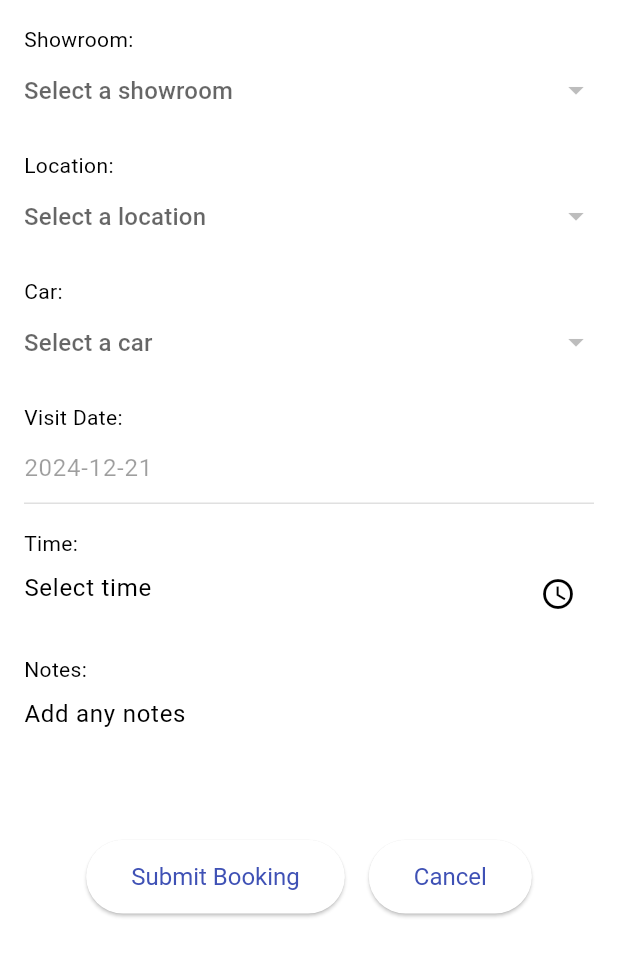
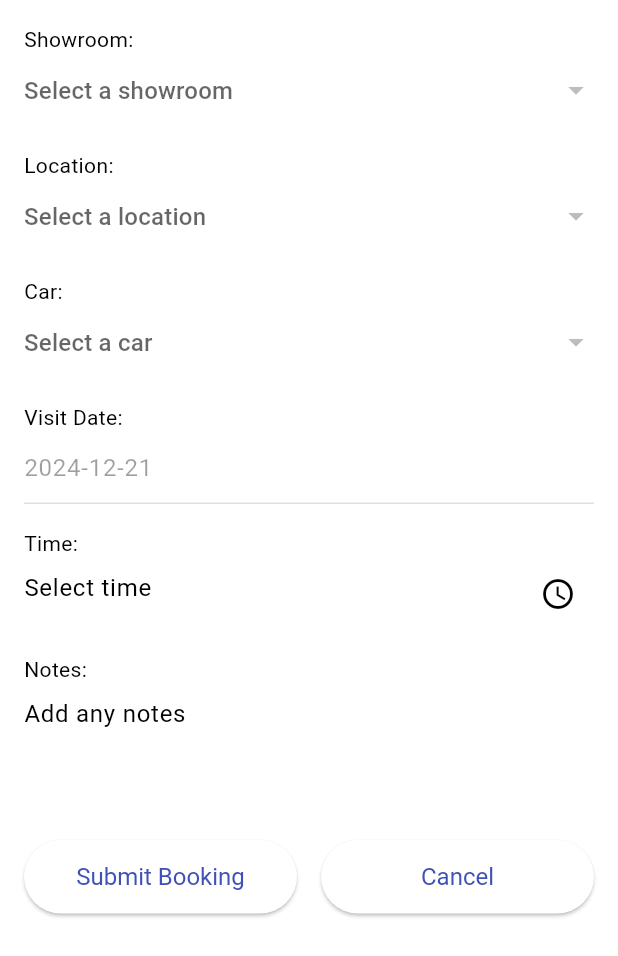
Before and after one commit to CarXpert/CarXpert-mobile, a Flutter app: the BookingForm widget shown alone on an empty page, opened directly with empty values, on a phone screen of 412 x 824 dp. Shown: the top 956 px of the screen. Run offline on Flutter 3.47's test engine with Material 3 defaults, Android fonts, the phone set to English and light mode, and no system bars; our stand-ins replace image_picker, shared_preferences, table_calendar; missing offline and left inert: pbp_django_auth; accounts and stored records are empty; network calls fail.

Commit message:
fix overflow of buttons

```diff
--- a/lib/screens/bookshowroom/bookshowroom.dart
+++ b/lib/screens/bookshowroom/bookshowroom.dart
@@ -558,7 +558,8 @@ class _BookingFormState extends State<BookingForm> {
             Row(
               mainAxisAlignment: MainAxisAlignment.center,
               children: [
-                ElevatedButton(
+                Expanded(
+                    child: ElevatedButton(
                   onPressed: () async {
                     if (_formKey.currentState!.validate()) {
                       final formData = <String, String>{
@@ -624,9 +625,10 @@ class _BookingFormState extends State<BookingForm> {
                     ),
                     textStyle: const TextStyle(fontSize: 16),
                   ),
-                ),
+                )),
                 const SizedBox(width: 16.0),
-                ElevatedButton(
+                Expanded(
+                    child: ElevatedButton(
                   onPressed: widget.onCancel,
                   child: const Text('Cancel'),
                   style: ElevatedButton.styleFrom(
@@ -636,7 +638,7 @@ class _BookingFormState extends State<BookingForm> {
                     ),
                     textStyle: const TextStyle(fontSize: 16),
                   ),
-                ),
+                ))
               ],
             ),
           ],
```
